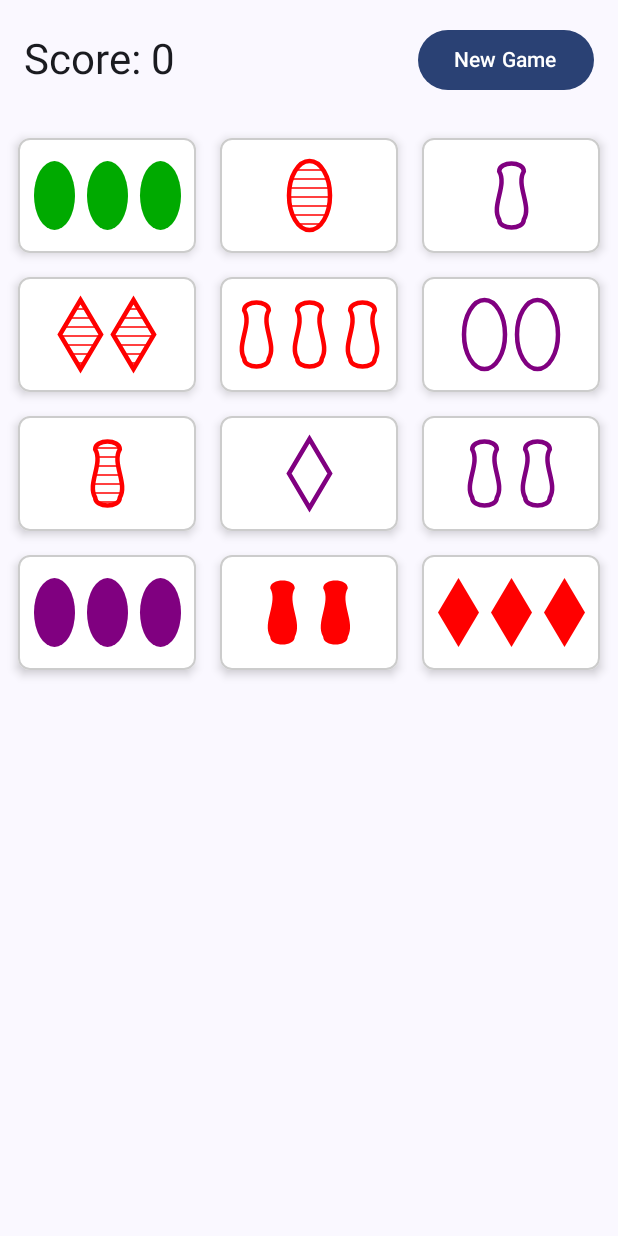
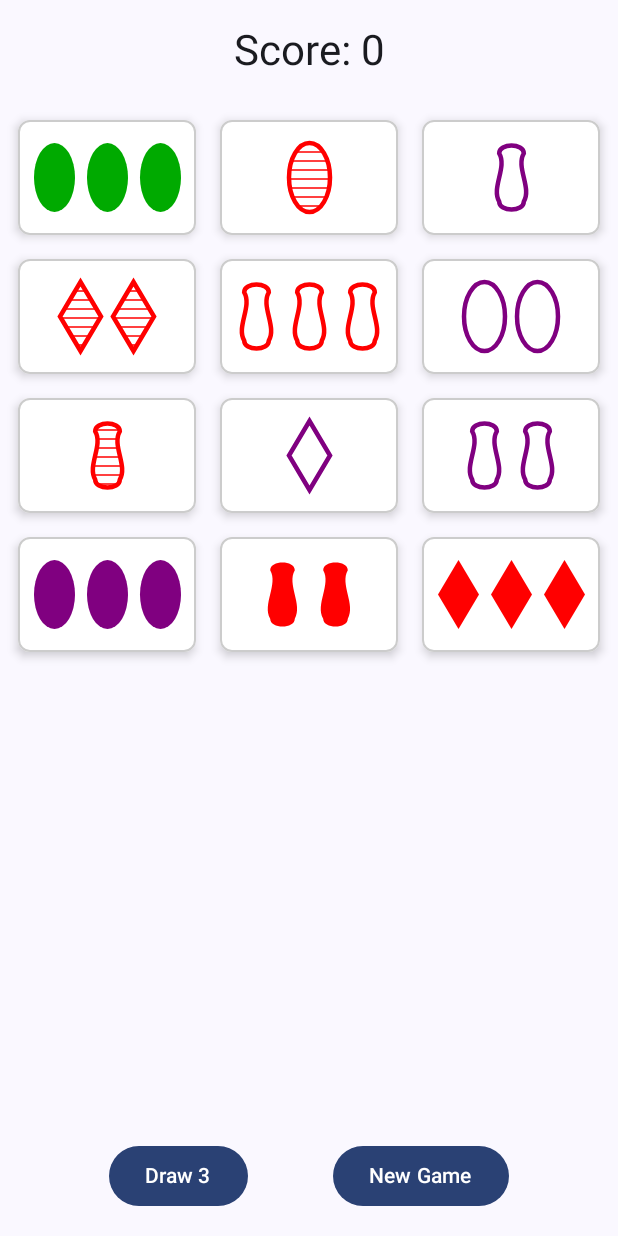
Before and after one commit to tushin/set, an Android app built with Jetpack Compose: the screen it shows after launch (MainActivity), on a phone screen of 412 x 824 dp. Run offline under Robolectric (Android 15) with nearby library versions, the light colour scheme and no system bars.

Commit message:
Implement draw 3 cards, fix status bar insets, and move buttons to bottom

```diff
--- a/app/src/main/java/com/sully/checklist/logic/SetGameEngine.kt
+++ b/app/src/main/java/com/sully/checklist/logic/SetGameEngine.kt
@@ -5,6 +5,7 @@ import com.sully.checklist.model.SetColor
 import com.sully.checklist.model.SetNumber
 import com.sully.checklist.model.SetShading
 import com.sully.checklist.model.SetShape
+import kotlinx.coroutines.flow.combine
 
 class SetGameEngine {
 
@@ -15,10 +16,10 @@ class SetGameEngine {
         private val cards = mutableListOf<SetCard>()
         init {
             var idCounter = 0
-            for (number in SetNumber.values()) {
-                for (color in SetColor.values()) {
-                    for (shape in SetShape.values()) {
-                        for (shading in SetShading.values()) {
+            for (number in SetNumber.entries) {
+                for (color in SetColor.entries) {
+                    for (shape in SetShape.entries) {
+                        for (shading in SetShading.entries) {
                             cards.add(SetCard(idCounter++, number, color, shape, shading))
                         }
                     }
--- a/app/src/main/java/com/sully/checklist/ui/GameScreen.kt
+++ b/app/src/main/java/com/sully/checklist/ui/GameScreen.kt
@@ -6,7 +6,9 @@ import androidx.compose.foundation.layout.PaddingValues
 import androidx.compose.foundation.layout.Row
 import androidx.compose.foundation.layout.fillMaxSize
 import androidx.compose.foundation.layout.fillMaxWidth
+import androidx.compose.foundation.layout.navigationBarsPadding
 import androidx.compose.foundation.layout.padding
+import androidx.compose.foundation.layout.statusBarsPadding
 import androidx.compose.foundation.lazy.grid.GridCells
 import androidx.compose.foundation.lazy.grid.LazyVerticalGrid
 import androidx.compose.foundation.lazy.grid.items
@@ -29,13 +31,25 @@ fun GameScreen(viewModel: GameViewModel = viewModel()) {
     val score by viewModel.score.collectAsState()
 
     Scaffold(
+            modifier = Modifier.statusBarsPadding(),
             topBar = {
                 Row(
                         modifier = Modifier.fillMaxWidth().padding(16.dp),
-                        horizontalArrangement = Arrangement.SpaceBetween,
+                        horizontalArrangement = Arrangement.Center,
+                        verticalAlignment = Alignment.CenterVertically
+                ) { Text(text = "Score: $score", style = MaterialTheme.typography.headlineMedium) }
+            },
+            bottomBar = {
+                Row(
+                        modifier = Modifier.fillMaxWidth().navigationBarsPadding().padding(16.dp),
+                        horizontalArrangement = Arrangement.SpaceEvenly,
                         verticalAlignment = Alignment.CenterVertically
                 ) {
-                    Text(text = "Score: $score", style = MaterialTheme.typography.headlineMedium)
+                    val deckSize by viewModel.deckSize.collectAsState()
+                    Button(
+                            onClick = { viewModel.onDraw3Clicked() },
+                            enabled = deckSize > 0 && board.size < 15
+                    ) { Text("Draw 3") }
                     Button(onClick = { viewModel.startNewGame() }) { Text("New Game") }
                 }
             }
--- a/app/src/main/java/com/sully/checklist/ui/GameViewModel.kt
+++ b/app/src/main/java/com/sully/checklist/ui/GameViewModel.kt
@@ -20,6 +20,9 @@ class GameViewModel : ViewModel() {
     private val _score = MutableStateFlow(0)
     val score = _score.asStateFlow()
 
+    private val _deckSize = MutableStateFlow(0)
+    val deckSize = _deckSize.asStateFlow()
+
     init {
         startNewGame()
     }
@@ -27,6 +30,7 @@ class GameViewModel : ViewModel() {
     fun startNewGame() {
         deck.clear()
         deck.addAll(engine.generateDeck())
+        _deckSize.value = deck.size
         _score.value = 0
         _selectedCards.value = emptyList()
         dealInitialBoard()
@@ -39,8 +43,22 @@ class GameViewModel : ViewModel() {
                 newBoard.add(deck.removeAt(0))
             }
         }
+        _deckSize.value = deck.size
         _board.value = newBoard
         ensureSetExistsOrDealMore()
+    }
+
+    fun onDraw3Clicked() {
+        if (deck.isNotEmpty() && _board.value.size < 15) {
+            val currentBoard = _board.value.toMutableList()
+            repeat(3) {
+                if (deck.isNotEmpty()) {
+                    currentBoard.add(deck.removeAt(0))
+                }
+            }
+            _deckSize.value = deck.size
+            _board.value = currentBoard
+        }
     }
 
     private fun ensureSetExistsOrDealMore() {
@@ -55,6 +73,7 @@ class GameViewModel : ViewModel() {
                 }
             }
         }
+        _deckSize.value = deck.size
         _board.value = currentBoard
     }
 
@@ -99,8 +118,6 @@ class GameViewModel : ViewModel() {
         // If board size <= 12 and deck not empty, replace with new cards.
         // If deck empty, just remove.
 
-        val indicesToRemove = set.map { currentBoard.indexOf(it) }.sorted()
-
         // We will try to replace in-place if possible to maintain grid stability
         if (currentBoard.size > 12 || deck.isEmpty()) {
             currentBoard.removeAll(cardsToRemove)
@@ -117,6 +134,7 @@ class GameViewModel : ViewModel() {
                 }
             }
         }
+        _deckSize.value = deck.size
 
         _board.value = currentBoard
         ensureSetExistsOrDealMore()
```
Also changed, not shown: 1 other file.
